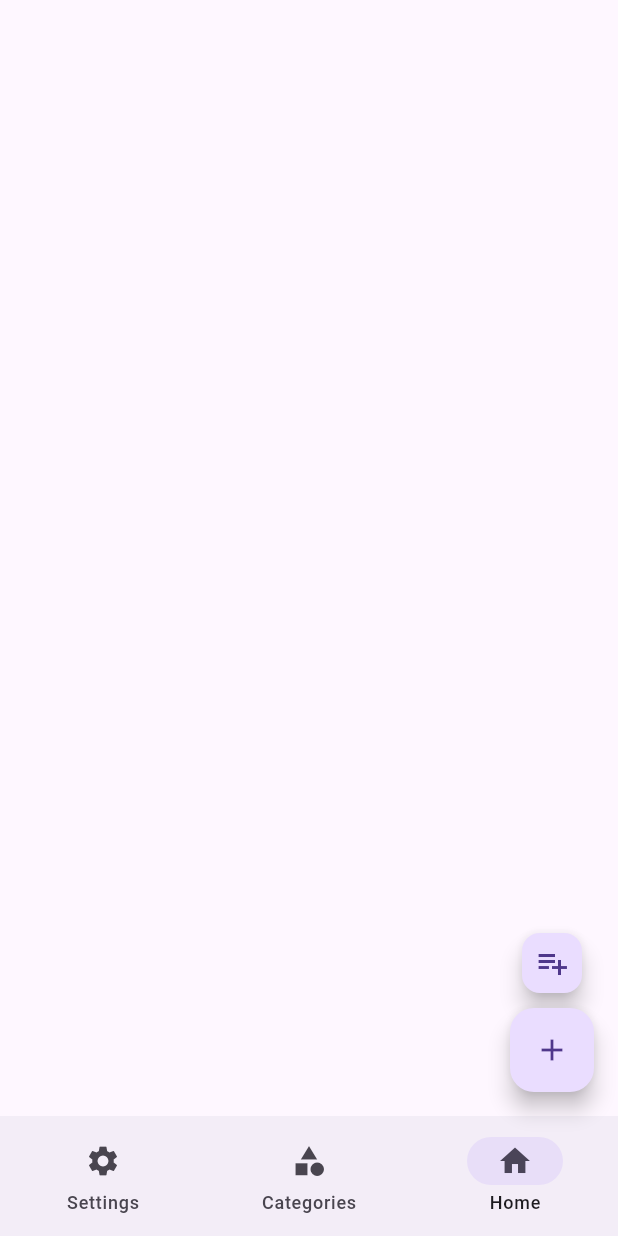
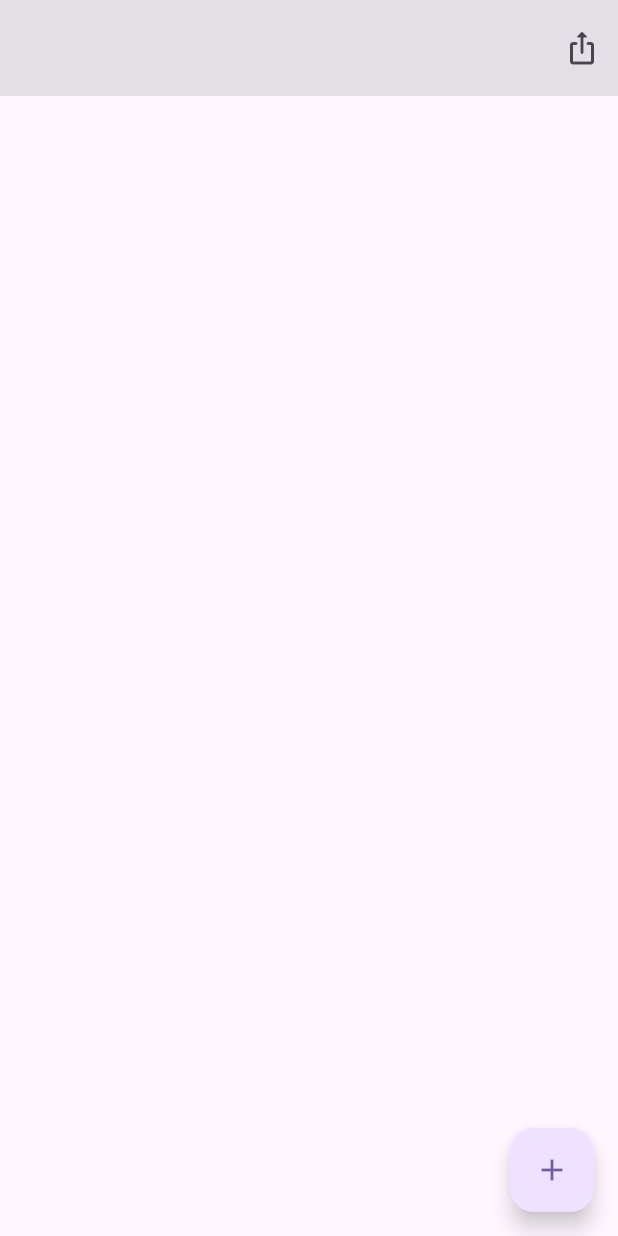
Before and after one commit to cuteUtya/Unit-price-app-m12, a Flutter app: the screen it shows after launch, on a phone screen of 412 x 824 dp. Run offline on Flutter 3.47's test engine with Material 2 defaults, Android fonts, the phone set to English and light mode, and no system bars; drawn by our look-alikes of dynamic_color; our stand-ins replace rxdart, shared_preferences.

Commit message:
Remove navigationBar, update topBar and replace icons

```diff
--- a/lib/Components/EmptyCard.dart
+++ b/lib/Components/EmptyCard.dart
@@ -1,5 +1,6 @@
 import 'package:flutter/cupertino.dart';
 import 'package:flutter/material.dart';
+import 'package:unit_price/ThemeController.dart';
 import 'package:unit_price/palette_controller.dart';
 
 class EmptyCard extends StatelessWidget {
@@ -18,7 +19,7 @@ class EmptyCard extends StatelessWidget {
   Widget build(BuildContext context) {
     var palette = PaletteController.palette;
     var color = cardColor ??
-        Color(palette?.primary?.get(95) ??
+        Color(palette?.primary?.get(getToneOfColor(95)) ??
             Theme.of(context).colorScheme.surfaceVariant.value);
 
     var radius = const BorderRadius.all(
--- a/lib/main.dart
+++ b/lib/main.dart
@@ -1,3 +1,5 @@
+import 'dart:ui';
+
 import 'package:dynamic_color/dynamic_color.dart';
 import 'package:flutter/material.dart';
 import 'package:flutter/services.dart';
@@ -6,6 +8,7 @@ import 'package:unit_price/Components/NewObjectScreen.dart';
 import 'package:unit_price/Components/Screens/CategoriesScreen.dart';
 import 'package:unit_price/Components/Screens/MainScreen.dart';
 import 'package:unit_price/ItemsController.dart';
+import 'package:unit_price/ThemeController.dart';
 import 'package:unit_price/palette_controller.dart';
 import 'package:vector_math/vector_math_64.dart' as vector;
 
@@ -30,7 +33,7 @@ class MyApp extends StatelessWidget {
         return MaterialApp(
           title: 'Flutter Demo',
           theme: ThemeData(
-            colorScheme: lightColorScheme,
+            colorScheme: useDarkTheme ? darkColorScheme : lightColorScheme,
             useMaterial3: true,
           ),
           home: const MyHomePage(),
@@ -47,7 +50,7 @@ class MyHomePage extends StatefulWidget {
 }
 
 class MyHomePageState extends State<MyHomePage> {
-  int currentPageIndex = 2;
+  //int currentPageIndex = 1;
   String? openedCategoryName;
   List<Function> undoDeletingStack = [];
 
@@ -59,7 +62,6 @@ class MyHomePageState extends State<MyHomePage> {
         padding: const EdgeInsets.only(right: 6),
         child: FloatingActionButton.small(
           onPressed: () {
-
             undoDeletingStack.last.call();
             setState(() => undoDeletingStack.removeLast());
           },
@@ -71,24 +73,12 @@ class MyHomePageState extends State<MyHomePage> {
 
   @override
   Widget build(BuildContext context) {
-    const duration = Duration(milliseconds: 250);
+    var topBarHeight = 64.0;
 
     return Scaffold(
       floatingActionButton: Stack(
         children: [
-          AnimatedOpacity(
-            duration: duration,
-            opacity: currentPageIndex != 2 ? 0 : 1,
-            child: AnimatedContainer(
-              duration: duration,
-              transform: Matrix4.translation(
-                vector.Vector3(
-                  currentPageIndex != 2 ? 100 : 0,
-                  0,
-                  0,
-                ),
-              ),
-              child: Wrap(
+          Wrap(
             crossAxisAlignment: WrapCrossAlignment.end,
             children: [
               buildUndoButton(undoDeletingStack.isNotEmpty),
@@ -96,74 +86,22 @@ class MyHomePageState extends State<MyHomePage> {
                 direction: Axis.vertical,
                 crossAxisAlignment: WrapCrossAlignment.center,
                 children: [
-                      AnimatedOpacity(
-                        opacity: ItemController.currentList == null ? 1 : 0,
-                        duration: const Duration(milliseconds: 200),
-                        child: FloatingActionButton.small(
-                          onPressed: () => NewListAlert.show(context),
-                          child: const Icon(Icons.playlist_add),
-                        ),
-                      ),
-                      const SizedBox(height: 6),
-                      FloatingActionButton(
+                  Opacity(
+                    opacity: 0.8,
+                    child: FloatingActionButton(
                       onPressed: () => NewObjectScreen.show(context),
                       child: const Icon(Icons.add),
                       //icon: Icons.add,
+                    ),
                   ),
                 ],
               ),
             ],
           ),
-            ),
-          ),
-          Positioned(
-            right: 0,
-            bottom: 0,
-            child: currentPageIndex == 1 && undoDeletingStack.isNotEmpty ? buildUndoButton(
-              true,
-            ) : Container(),
-          )
         ],
       ),
-      bottomNavigationBar: NavigationBar(
-        onDestinationSelected: (index) => setState(
-          () => currentPageIndex = index,
-        ),
-        selectedIndex: currentPageIndex,
-        destinations: const <Widget>[
-          NavigationDestination(
-            icon: Icon(Icons.settings),
-            label: 'Settings',
-          ),
-          NavigationDestination(
-            icon: Icon(Icons.category),
-            label: 'Categories',
-          ),
-          NavigationDestination(
-            icon: Icon(Icons.home),
-            label: 'Home',
-          ),
-        ],
-      ),
-      body: ColoredBox(
-        color: Theme.of(context).colorScheme.background,
-        child: Center(
-          child: <Widget>[
-            Container(
-              alignment: Alignment.center,
-              child: const Text('Page 3'),
-            ),
-            CategoriesScreen(
-              onListDelete: (i) => onItemDelete(i),
-              onCategoryOpen: (name) => {
-                setState(
-                  () {
-                    currentPageIndex = 2;
-                    ItemController.currentList = name;
-                  },
-                )
-              },
-            ),
+      body: Stack(
+        children: [
           MainScreen(
             displayedList: ItemController.currentList,
             onCloseList: () => setState(
@@ -171,8 +109,36 @@ class MyHomePageState extends State<MyHomePage> {
             ),
             onItemDelete: onItemDelete,
           ),
-          ][currentPageIndex],
+          SizedBox(
+            height: topBarHeight,
+            child: ClipRect(
+              child: BackdropFilter(
+                filter: ImageFilter.blur(sigmaX: 3, sigmaY: 3),
+                child: Container(
+                  color: Colors.transparent.withOpacity(0.1),
                 ),
+              ),
+            ),
+          ),
+          Positioned(
+            top: 0,
+            left: 0,
+            right: 0,
+            height: topBarHeight,
+            child: Row(
+              mainAxisAlignment: MainAxisAlignment.end,
+              children: [
+                IconButton(
+                  onPressed: () {},
+                  icon: Icon(
+                    Icons.ios_share_rounded,
+                    color: Theme.of(context).appBarTheme.titleTextStyle?.color,
+                  ),
+                ),
+              ],
+            ),
+          )
+        ],
       ),
     );
   }
--- a/pubspec.yaml
+++ b/pubspec.yaml
@@ -62,6 +62,10 @@ flutter:
   # the material Icons class.
   uses-material-design: true
 
+  fonts:
+    - family: SpectrumIcons
+      fonts:
+        - asset: fonts/SpectrumIcons.ttf
   # To add assets to your application, add an assets section, like this:
   # assets:
   #   - images/a_dot_burr.jpeg
```
Also changed, not shown: lib/Components/ItemView.dart (+11 -9 lines), lib/Components/Screens/MainScreen.dart (+7 -1 lines), lib/Icons/spectrum_icons_icons.dart (added, +27 -0 lines), lib/ThemeController.dart (added, +21 -0 lines), fonts/SpectrumIcons.ttf (added). Lines whose indentation alone changed are shown as unchanged.
